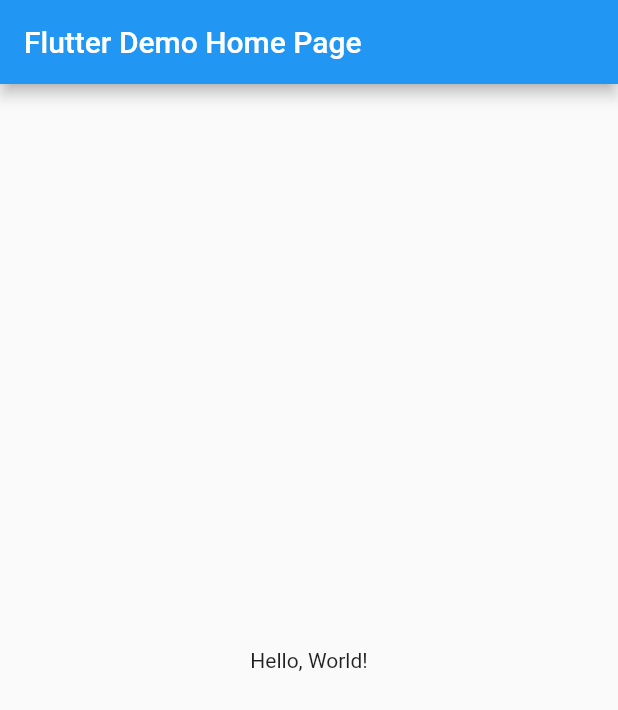
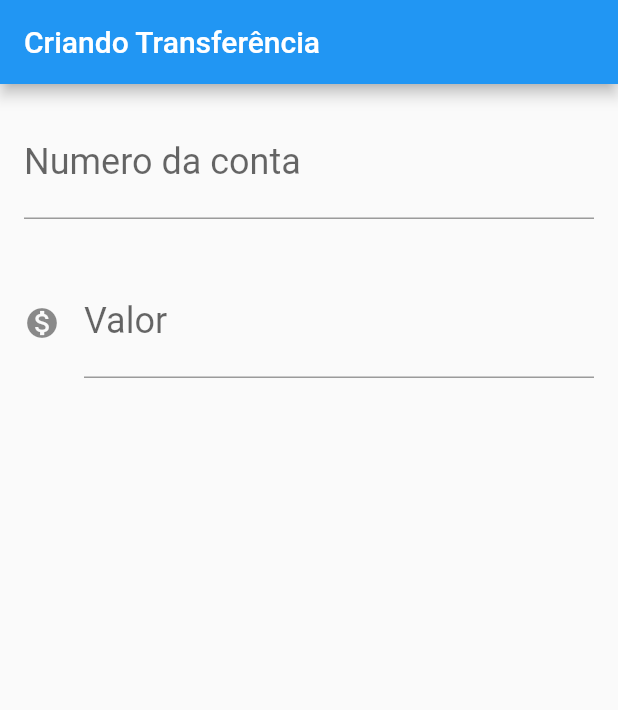
Before and after one commit to felipebart10/Project-TopInfo-ADS6, a Flutter app: the screen it shows after launch, on a phone screen of 412 x 824 dp. Shown: the top 710 px of the screen. Run offline on Flutter 3.47's test engine with Material 2 defaults, Android fonts, the phone set to English and light mode, and no system bars.

Commit message:
Aula.29.08.2022

```diff
--- a/lib/main.dart
+++ b/lib/main.dart
@@ -1,41 +1,110 @@
 import 'package:flutter/material.dart';
 
-void main() => runApp(MyApp());
+void main() => runApp(
+      Banco(),
+    );
 
-class MyApp extends StatelessWidget {
-  // This widget is the root of your application.
+class Banco extends StatelessWidget {
   @override
   Widget build(BuildContext context) {
+    // TODO: implement build
     return MaterialApp(
-      // Application name
-      title: 'Flutter Hello World',
-      // Application theme data, you can set the colors for the application as
-      // you want
-      theme: ThemeData(
-        primarySwatch: Colors.blue,
+      home: Scaffold(
+        body: FormularioTransferencia(),
       ),
-      // A widget which will be started on application startup
-      home: MyHomePage(title: 'Flutter Demo Home Page'),
     );
   }
 }
 
-class MyHomePage extends StatelessWidget {
-  final String title;
-  const MyHomePage({Key? key, required this.title}) : super(key: key);
+class FormularioTransferencia extends StatelessWidget {
+  @override
+  Widget build(BuildContext context) {
+    // TODO: implement build
+    return Scaffold(
+      appBar: AppBar(title: Text('Criando Transferência')),
+      body: Column(
+        children: [
+          Padding(
+            padding: const EdgeInsets.all(16.0),
+            child: TextField(
+              style: TextStyle(
+                fontSize: 24.0,
+              ),
+              decoration: InputDecoration(
+                labelText: 'Numero da conta',
+                hintText: '0000',
+              ),
+              keyboardType: TextInputType.number,
+            ),
+          ),
+          Padding(
+            padding: const EdgeInsets.all(16.0),
+            child: TextField(
+              style: TextStyle(
+                fontSize: 24.0,
+              ),
+              decoration: InputDecoration(
+                icon: Icon(Icons.monetization_on),
+                labelText: 'Valor',
+                hintText: '0.00',
+              ),
+              keyboardType: TextInputType.number,
+            ),
+          ),
+        ],
+      ),
+    );
+  }
+}
+
+class ListaTransferencia extends StatelessWidget {
+  @override
+  Widget build(BuildContext context) {
+    // TODO: implement build
+    return Scaffold(
+      appBar: AppBar(
+        title: Text('Transferência'),
+      ),
+      body: Column(
+        children: [
+          ItemTransferencia(
+            Transferencia(1000.0, 3254),
+          ),
+        ],
+      ),
+      floatingActionButton: FloatingActionButton(
+        onPressed: () {},
+        child: Icon(Icons.add),
+      ),
+    );
+  }
+}
+
+class ItemTransferencia extends StatelessWidget {
+  final Transferencia _transferencia;
+
+  ItemTransferencia(this._transferencia);
 
   @override
   Widget build(BuildContext context) {
-    return Scaffold(
-      appBar: AppBar(
-        // The title text which will be shown on the action bar
-        title: Text(title),
-      ),
-      body: Center(
-        child: Text(
-          'Hello, World!',
+    // TODO: implement build
+    return Card(
+      child: ListTile(
+        leading: Icon(Icons.monetization_on),
+        title: Text(
+          _transferencia.valor.toString(),
+        ),
+        subtitle: Text(
+          _transferencia.numeroConta.toString(),
         ),
       ),
     );
   }
 }
+
+class Transferencia {
+  final double valor;
+  final int numeroConta;
+
+  Transferencia(this.valor, this.numeroConta);
+}
```
Also changed, not shown: 1 other file.
